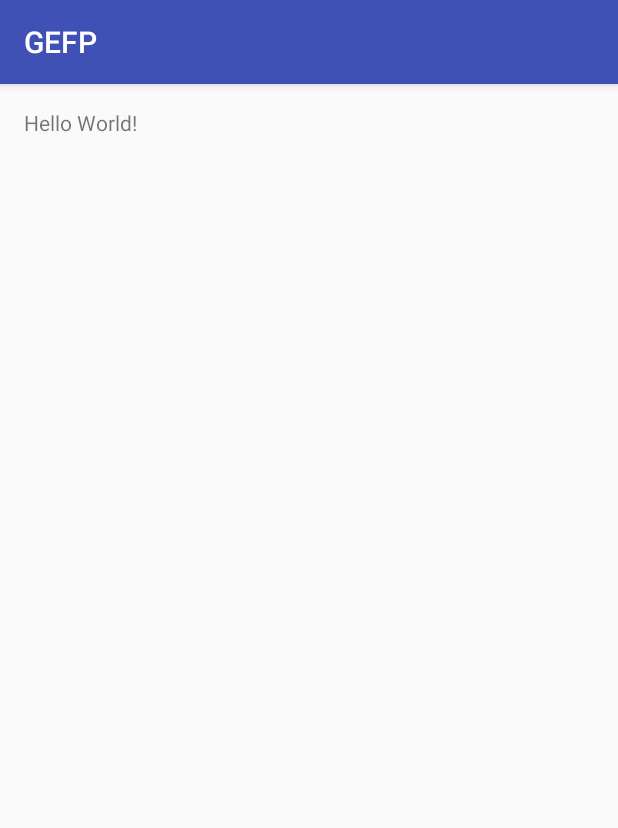
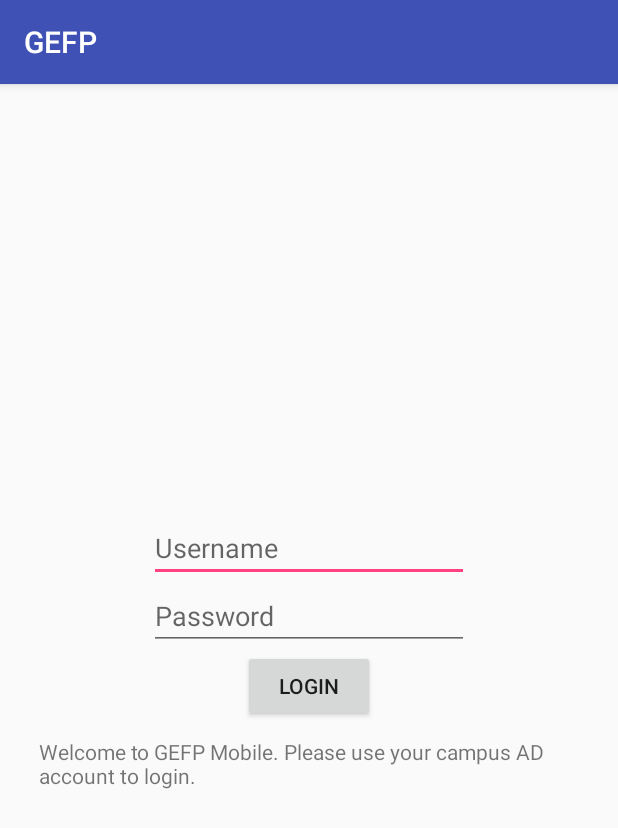
Before and after one commit to cysun/gefp-aa, an Android app: the screen it shows after launch (LoginActivity), on a phone screen of 412 x 824 dp. Shown: the top 828 px of the screen. Run offline under Robolectric (Android 15) with nearby library versions, the phone set to English and light mode, and no system bars.

Commit message:
Login connects to the web service.

```diff
--- a/app/src/main/AndroidManifest.xml
+++ b/app/src/main/AndroidManifest.xml
@@ -2,6 +2,7 @@
 <manifest xmlns:android="http://schemas.android.com/apk/res/android"
     package="csula.edu.gefp">
 
+    <uses-permission android:name="android.permission.INTERNET" />
     <application
         android:allowBackup="true"
         android:icon="@mipmap/ic_launcher"
--- /dev/null
+++ b/app/src/main/java/csula/edu/gefp/model/UserData.java
@@ -0,0 +1,70 @@
+package csula.edu.gefp.model;
+
+import android.content.Context;
+import android.content.SharedPreferences;
+
+public class UserData {
+
+    private static UserData userData;
+    private User user;
+    private Context context;
+
+    private UserData(Context context) {
+        this.context = context.getApplicationContext();
+        fromPreferences();
+    }
+
+    public static UserData getInstance(Context context) {
+        if (userData == null) userData = new UserData(context);
+        return userData;
+    }
+
+    public User getUser() {
+        return user;
+    }
+
+    public void setUser(User user) {
+        this.user = user;
+        if (user != null) toPreferences();
+    }
+
+    public void clear() {
+        user = null;
+
+        SharedPreferences.Editor editor = context.getSharedPreferences("csns",
+                Context.MODE_PRIVATE).edit();
+        editor.remove("user.access.key");
+        editor.remove("user.first.name");
+        editor.remove("user.last.name");
+        editor.remove("user.username");
+        editor.apply();
+    }
+
+    private void fromPreferences() {
+        SharedPreferences preferences = context.getSharedPreferences("csns",
+                Context.MODE_PRIVATE);
+
+        if (!preferences.contains("user.access.key")) {
+            user = null;
+            return;
+        }
+
+        user = new User();
+        user.accessKey = preferences.getString("user.access.key", null);
+        user.firstName = preferences.getString("user.first.name", null);
+        user.lastName = preferences.getString("user.last.name", null);
+        user.username = preferences.getString("user.username", null);
+    }
+
+    private void toPreferences() {
+        SharedPreferences.Editor editor = context.getSharedPreferences("csns",
+                Context.MODE_PRIVATE).edit();
+
+        editor.putString("user.access.key", user.accessKey);
+        editor.putString("user.first.name", user.firstName);
+        editor.putString("user.last.name", user.lastName);
+        editor.putString("user.username", user.username);
+        editor.apply();
+    }
+
+}
--- a/app/src/main/res/layout/activity_login.xml
+++ b/app/src/main/res/layout/activity_login.xml
@@ -1,16 +1,45 @@
 <?xml version="1.0" encoding="utf-8"?>
-<RelativeLayout xmlns:android="http://schemas.android.com/apk/res/android"
+<LinearLayout xmlns:android="http://schemas.android.com/apk/res/android"
     xmlns:tools="http://schemas.android.com/tools"
     android:layout_width="match_parent"
     android:layout_height="match_parent"
+    android:gravity="center_vertical"
+    android:orientation="vertical"
     android:paddingBottom="@dimen/activity_vertical_margin"
     android:paddingLeft="@dimen/activity_horizontal_margin"
     android:paddingRight="@dimen/activity_horizontal_margin"
     android:paddingTop="@dimen/activity_vertical_margin"
     tools:context="csula.edu.gefp.LoginActivity">
 
-    <TextView
+    <EditText
+        android:id="@+id/loginUsername"
         android:layout_width="wrap_content"
         android:layout_height="wrap_content"
-        android:text="Hello World!" />
-</RelativeLayout>
+        android:layout_gravity="center_horizontal"
+        android:ems="10"
+        android:hint="Username" />
+
+    <EditText
+        android:id="@+id/loginPassword"
+        android:layout_width="wrap_content"
+        android:layout_height="wrap_content"
+        android:layout_gravity="center_horizontal"
+        android:ems="10"
+        android:hint="Password"
+        android:inputType="textPassword" />
+
+    <Button
+        android:id="@+id/loginButton"
+        android:layout_width="wrap_content"
+        android:layout_height="wrap_content"
+        android:layout_gravity="center_horizontal"
+        android:text="Login" />
+
+    <TextView
+        android:id="@+id/textView"
+        android:layout_width="wrap_content"
+        android:layout_height="wrap_content"
+        android:layout_gravity="center_horizontal"
+        android:layout_margin="10dp"
+        android:text="@string/login_text" />
+</LinearLayout>
--- a/app/src/main/res/values/strings.xml
+++ b/app/src/main/res/values/strings.xml
@@ -1,3 +1,8 @@
 <resources>
     <string name="app_name">GEFP</string>
+    <string name="login_text">
+        Welcome to GEFP Mobile. Please use your campus AD account to login.
+    </string>
+    <string name="toast_login_success">Login successful!</string>
+    <string name="toast_login_failure">Login failed!</string>
 </resources>
```
Also changed, not shown: app/src/main/java/csula/edu/gefp/LoginActivity.java (+53 -1 lines), app/src/main/java/csula/edu/gefp/WebServiceClient.java (added, +65 -0 lines), app/src/main/java/csula/edu/gefp/model/Department.java (added, +25 -0 lines), app/src/main/java/csula/edu/gefp/model/User.java (added, +118 -0 lines).
